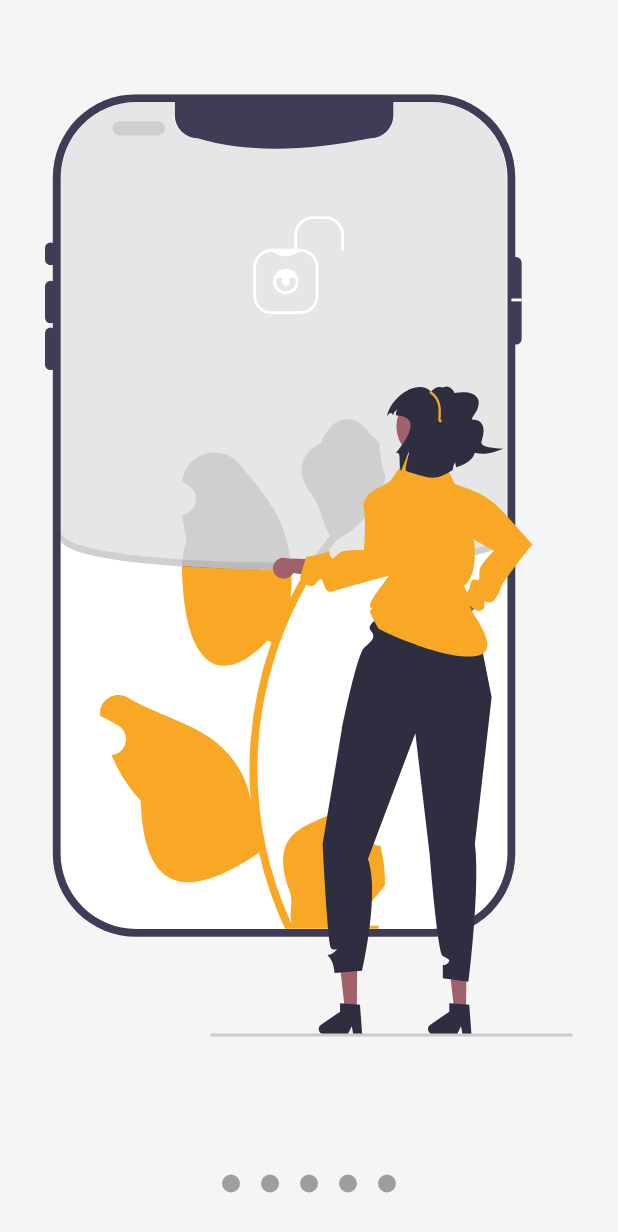
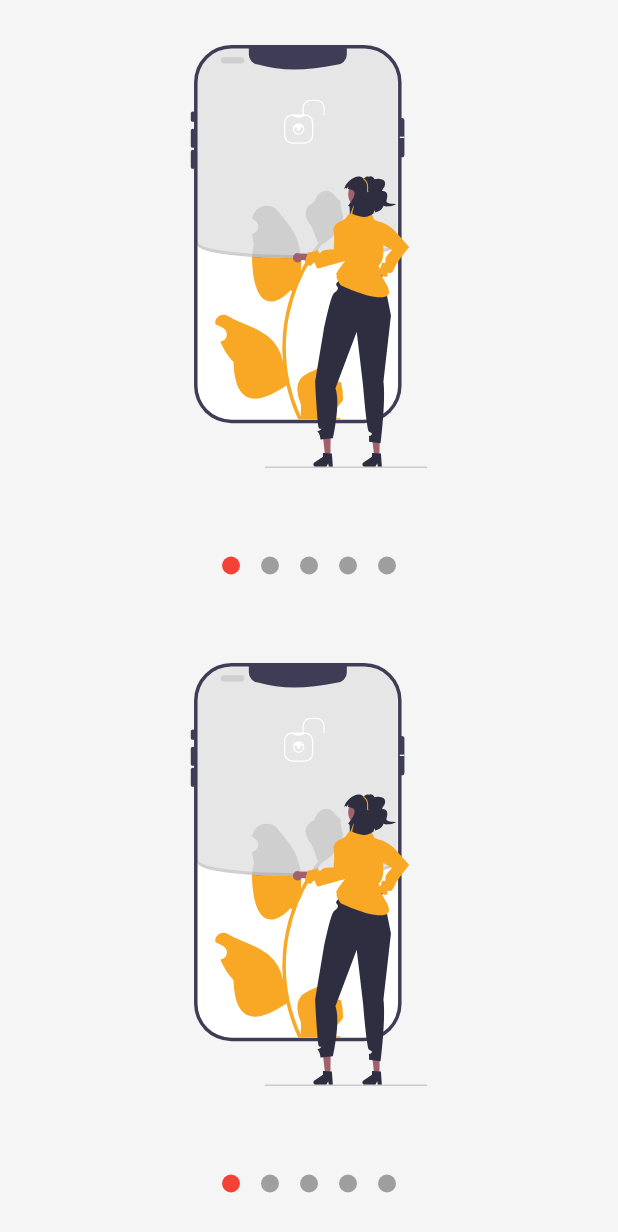
Before and after one commit to nikoocrow/slider_app, a Flutter app: the screen it shows after launch, on a phone screen of 412 x 824 dp. Shown: the top 1232 px of the screen. Run offline on Flutter 3.47's test engine with Material 2 defaults, Android fonts, the phone set to English and light mode, and no system bars; our stand-ins replace flutter_svg.

Commit message:
proyecto completo

```diff
--- a/lib/screens/slideshowPage.dart
+++ b/lib/screens/slideshowPage.dart
@@ -15,9 +15,23 @@ class SlideshowScreen extends StatelessWidget {
   Widget build(BuildContext context) {
     return Scaffold(
       backgroundColor: Colors.grey[100],
-      body: SlideShow(
+
+      body: Column(
+        children: [
+          Expanded(child: miSlideShow()),
+          Expanded(child: miSlideShow()),
+        ],
+      )
+
+    );
+  }
+
+  SlideShow miSlideShow() {
+    return SlideShow(
+      bulletPrimario: 16,
+      bulletSecundario: 12,
       puntosArriba: false,
-        colorPrimario: Colors.black12,
+      colorPrimario: Color(0xffF9A826),
       colorSecundario: Colors.grey,
       slides: <Widget>[
          SvgPicture.asset('assets/svg/slide-1.svg'),
@@ -26,7 +40,6 @@ class SlideshowScreen extends StatelessWidget {
          SvgPicture.asset('assets/svg/slide-4.svg'),
          SvgPicture.asset('assets/svg/slide-5.svg'),
       ],
-      )
     );
   }
 }
--- a/lib/widgets/slideshow.dart
+++ b/lib/widgets/slideshow.dart
@@ -1,3 +1,5 @@
+
+
 import 'package:flutter/material.dart';
 import 'package:provider/provider.dart';
 
@@ -12,12 +14,17 @@ class SlideShow extends StatelessWidget {
   final bool puntosArriba;
   final Color colorPrimario;
   final Color colorSecundario;
+  final double  bulletPrimario;
+  final double  bulletSecundario;
 
   SlideShow({
-   required this.slides,
-   this.puntosArriba = false,
-   required this.colorPrimario,
-   required this.colorSecundario
+
+    required this.slides,
+    this.puntosArriba      = false,
+    this.colorPrimario     = Colors.blue,
+    this.colorSecundario   = Colors.grey,
+    this.bulletPrimario    = 12.0,
+    this.bulletSecundario  = 12.0
   });
 
 
@@ -33,8 +40,13 @@ class SlideShow extends StatelessWidget {
 
               WidgetsBinding.instance.addPostFrameCallback(( _ ) {
 
-                  Provider.of<_SlideShowModel>(context,listen: false).colorPrimario = this.colorPrimario;
-                  Provider.of<_SlideShowModel>(context,listen: false).colorPrimario = this.colorSecundario;
+
+                  Provider.of<_SlideShowModel>(context,listen: false).colorPrimario = colorPrimario;
+                  Provider.of<_SlideShowModel>(context,listen: false).colorSecundario = colorSecundario;
+
+                  Provider.of<_SlideShowModel>(context,listen: false).bulletPrimario = bulletPrimario;
+                  Provider.of<_SlideShowModel>(context,listen: false).bulletSecundario = bulletSecundario;
+
               });
 
               return _CrearEstructuraSlideshow(puntosArriba: puntosArriba, slides: slides);
@@ -104,26 +116,36 @@ class _Dots extends StatelessWidget {
 class _Dot extends StatelessWidget {
 
    final int index;
-
-
    _Dot(this.index);
 
   @override
   Widget build(BuildContext context) {
 
     final ssModel = Provider.of<_SlideShowModel>(context);
+    double bulletSize = 0;
+    Color  color;
+
+    if(ssModel.currentPage >= index -0.5 && ssModel.currentPage < index + 0.5){
+
+        bulletSize = ssModel.bulletPrimario;
+        color = ssModel.colorPrimario;
+    }
+    else{
+
+        bulletSize = ssModel.bulletSecundario;
+        color = ssModel.colorSecundario;
+    }
 
 
 
     return AnimatedContainer(
       duration: const Duration(milliseconds: 200),
-      width: 12,
-      height: 12,
+
+      width:  bulletSize,
+      height: bulletSize,
       margin: const EdgeInsets.symmetric(horizontal: 7),
       decoration: BoxDecoration(
-
-        color: (ssModel.currentPage >= index -0.5 && ssModel.currentPage < index + 0.5)
-                ? ssModel.colorPrimario : ssModel.colorSecundario,
+      color: color,
         shape: BoxShape.circle
       ),
     );
@@ -198,9 +220,11 @@ class _Slide extends StatelessWidget {
 
 class _SlideShowModel with ChangeNotifier{
 
-  double _currentPage = 0;
-  Color  _colorPrimario = Colors.red;
-  Color  _colorSecundario = Colors.grey;
+  double _currentPage      = 0;
+  Color  _colorPrimario    = Colors.red;
+  Color  _colorSecundario  = Colors.grey;
+  double _bulletPrimario   = 12;
+  double _bulletSecundario = 12;
 
 
 
@@ -215,15 +239,24 @@ class _SlideShowModel with ChangeNotifier{
 
   Color get colorPrimario => _colorPrimario;
   set colorPrimario(Color color){
-   this._colorPrimario = color;
-   notifyListeners();
+   _colorPrimario = color;
+
   }
-
 
   Color get colorSecundario => _colorSecundario;
   set colorSecundario(Color color){
-   this. _colorSecundario = color;
-   notifyListeners();
+   _colorSecundario = color;
+  }
+
+  double get bulletPrimario => _bulletPrimario;
+    set bulletPrimario(double bullet){
+    _bulletPrimario = bullet;
+  }
+
+   double get bulletSecundario => _bulletSecundario;
+    set bulletSecundario(double bullet){
+    _bulletSecundario = bullet;
+
   }
 
 
```
Lines whose indentation alone changed are shown as unchanged.
